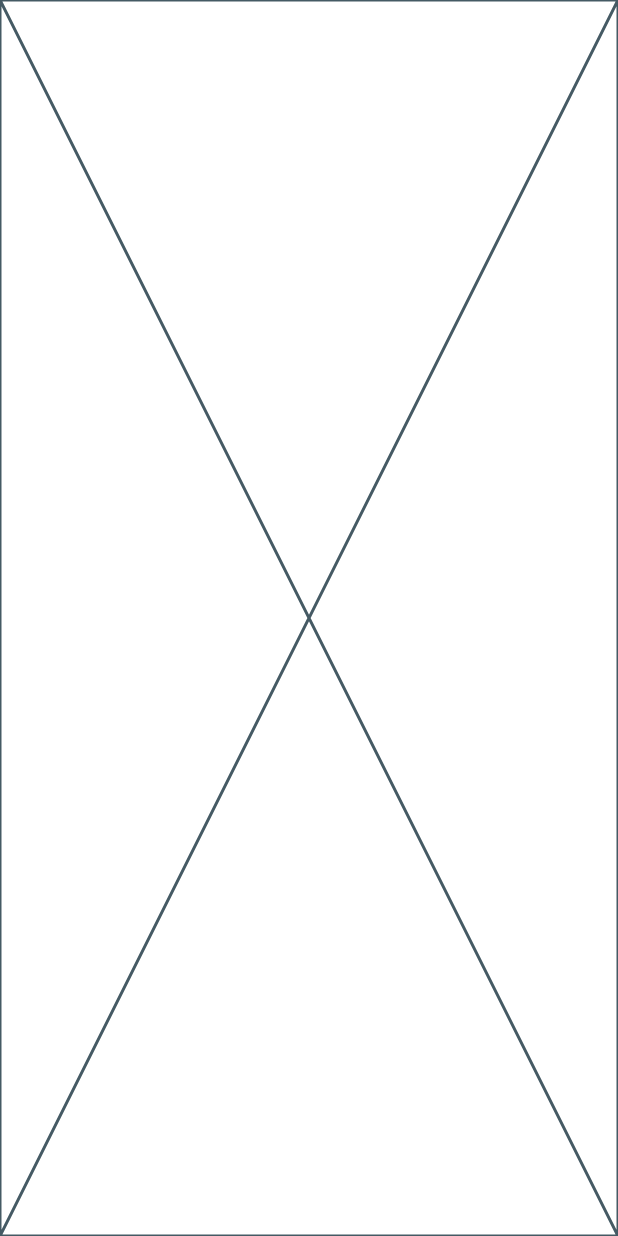
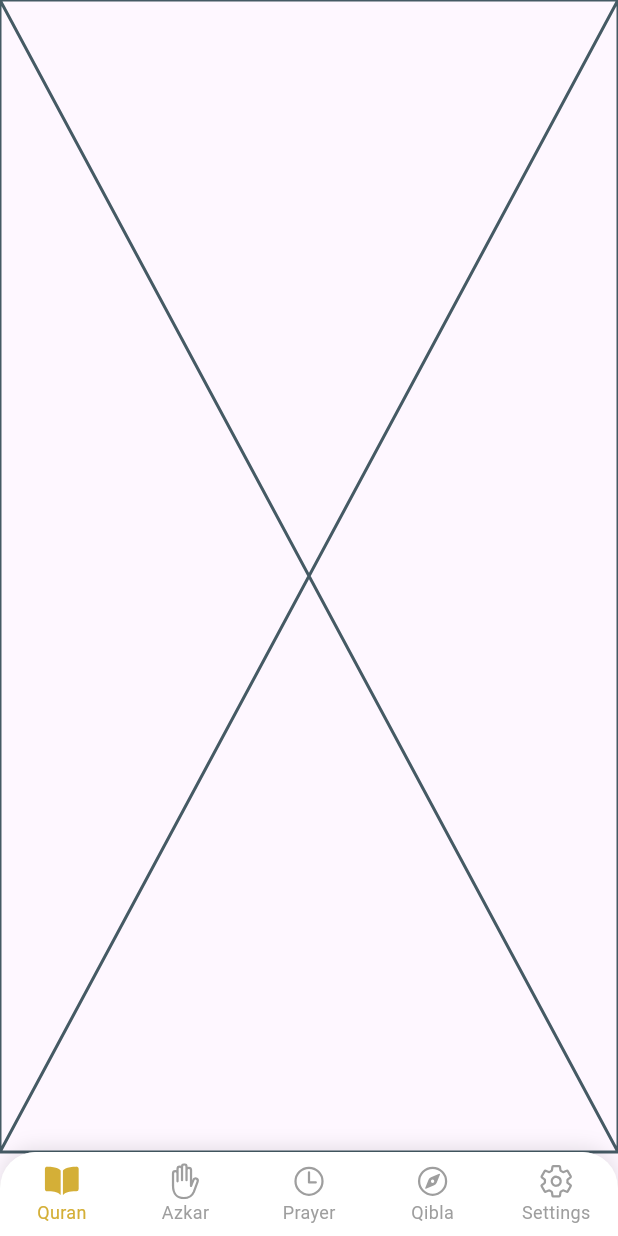
Before and after one commit to fwdAndroid/quran_al_kareem, a Flutter app: the screen it shows after launch, on a phone screen of 412 x 824 dp. Run offline on Flutter 3.47's test engine with Material 3 defaults, Android fonts, the phone set to English and light mode, and no system bars; our stand-ins replace ionicons.

Commit message:
Bottom Navbar Set

```diff
--- a/lib/screens/main_dashboard.dart
+++ b/lib/screens/main_dashboard.dart
@@ -1,15 +1,100 @@
+import 'dart:io';
 import 'package:flutter/material.dart';
+import 'package:flutter/services.dart';
+import 'package:quran_al_kareem/screens/pages/azkar_screen.dart';
+import 'package:quran_al_kareem/screens/pages/prayer_screen.dart';
+import 'package:quran_al_kareem/screens/pages/qibla_screen.dart';
+import 'package:quran_al_kareem/screens/pages/quran_screen.dart';
+import 'package:quran_al_kareem/screens/pages/setting_screen.dart';
+import 'package:ionicons/ionicons.dart';
+import 'package:quran_al_kareem/utils/colors.dart';
 
 class MainDashboard extends StatefulWidget {
-  const MainDashboard({super.key});
+  final int initialPageIndex; // new
+
+  const MainDashboard({super.key, this.initialPageIndex = 0});
 
   @override
   State<MainDashboard> createState() => _MainDashboardState();
 }
 
 class _MainDashboardState extends State<MainDashboard> {
+  int _selectedIndex = 0;
+
+  final List<Widget> _screens = const [
+    QuranScreen(),
+    AzkarScreen(),
+    PrayerScreen(),
+    QiblaScreen(),
+    SettingScreen(),
+  ];
+
   @override
   Widget build(BuildContext context) {
-    return const Placeholder();
+    return Scaffold(
+      body: _screens[_selectedIndex],
+      bottomNavigationBar: Container(
+        decoration: BoxDecoration(
+          color: Colors.white,
+          borderRadius: const BorderRadius.only(
+            topLeft: Radius.circular(24),
+            topRight: Radius.circular(24),
+          ),
+          boxShadow: [
+            BoxShadow(
+              color: Colors.black.withOpacity(0.1),
+              blurRadius: 10,
+              offset: const Offset(0, -3),
+            ),
+          ],
+        ),
+        child: ClipRRect(
+          borderRadius: const BorderRadius.only(
+            topLeft: Radius.circular(24),
+            topRight: Radius.circular(24),
+          ),
+          child: BottomNavigationBar(
+            type: BottomNavigationBarType.fixed,
+            backgroundColor: Colors.white,
+            currentIndex: _selectedIndex,
+            selectedItemColor: mainColor,
+            unselectedItemColor: Colors.grey.shade500,
+            showUnselectedLabels: true,
+            selectedFontSize: 12,
+            unselectedFontSize: 12,
+            onTap: (index) {
+              setState(() => _selectedIndex = index);
+            },
+            items: const [
+              BottomNavigationBarItem(
+                icon: Icon(Ionicons.book_outline),
+                activeIcon: Icon(Ionicons.book),
+                label: "Quran",
+              ),
+              BottomNavigationBarItem(
+                icon: Icon(Ionicons.hand_left_outline),
+                activeIcon: Icon(Ionicons.hand_left),
+                label: "Azkar",
+              ),
+              BottomNavigationBarItem(
+                icon: Icon(Ionicons.time_outline),
+                activeIcon: Icon(Ionicons.time),
+                label: "Prayer",
+              ),
+              BottomNavigationBarItem(
+                icon: Icon(Ionicons.compass_outline),
+                activeIcon: Icon(Ionicons.compass),
+                label: "Qibla",
+              ),
+              BottomNavigationBarItem(
+                icon: Icon(Ionicons.settings_outline),
+                activeIcon: Icon(Ionicons.settings),
+                label: "Settings",
+              ),
+            ],
+          ),
+        ),
+      ),
+    );
   }
 }
--- /dev/null
+++ b/lib/screens/pages/quran_screen.dart
@@ -0,0 +1,15 @@
+import 'package:flutter/material.dart';
+
+class QuranScreen extends StatefulWidget {
+  const QuranScreen({super.key});
+
+  @override
+  State<QuranScreen> createState() => _QuranScreenState();
+}
+
+class _QuranScreenState extends State<QuranScreen> {
+  @override
+  Widget build(BuildContext context) {
+    return const Placeholder();
+  }
+}
--- a/pubspec.yaml
+++ b/pubspec.yaml
@@ -34,6 +34,7 @@ dependencies:
   # The following adds the Cupertino Icons font to your application.
   # Use with the CupertinoIcons class for iOS style icons.
   cupertino_icons: ^1.0.8
+  ionicons: ^0.2.2
 
 dev_dependencies:
   flutter_test:
```
Also changed, not shown: lib/screens/pages/azkar_screen.dart (added, +15 -0 lines), lib/screens/pages/prayer_screen.dart (added, +15 -0 lines), lib/screens/pages/qibla_screen.dart (added, +15 -0 lines), lib/screens/pages/setting_screen.dart (added, +15 -0 lines), pubspec.lock.
